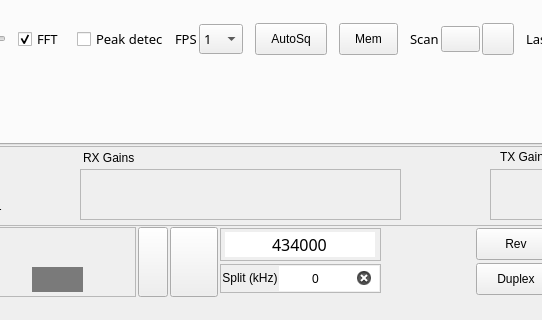
Old version of the form src/mainwindow.ui in the repository qradiolink/qradiolink; both pictures show x 581 to 1123 and y 401 to 721 of the 1400 by 721 pixel window.
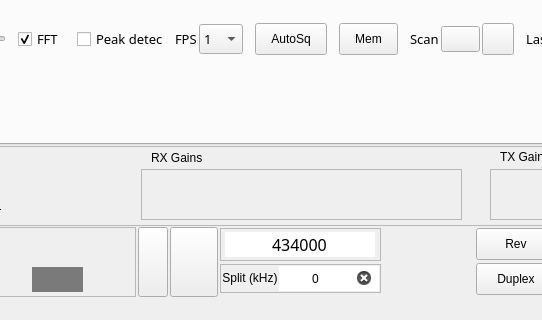
New version of the form. Icons and pictures are not drawn. Custom widgets are drawn as their Qt base class.

The edit to the form file:
```diff
--- a/src/mainwindow.ui
+++ b/src/mainwindow.ui
@@ -4877,7 +4877,7 @@
         <widget class="QFrame" name="rxGainsFrameMenu">
          <property name="geometry">
           <rect>
-           <x>660</x>
+           <x>721</x>
            <y>23</y>
            <width>321</width>
            <height>51</height>
@@ -4935,7 +4935,7 @@
         <widget class="QLabel" name="label_21">
          <property name="geometry">
           <rect>
-           <x>663</x>
+           <x>731</x>
            <y>2</y>
            <width>60</width>
            <height>20</height>
```
